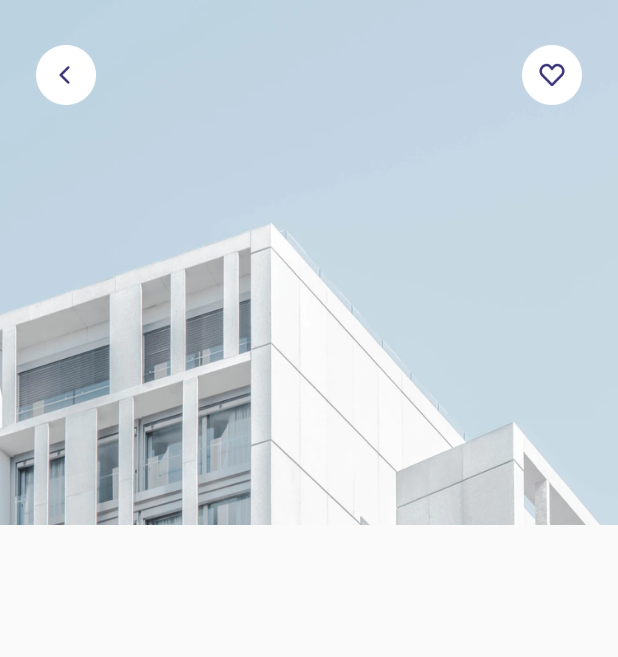
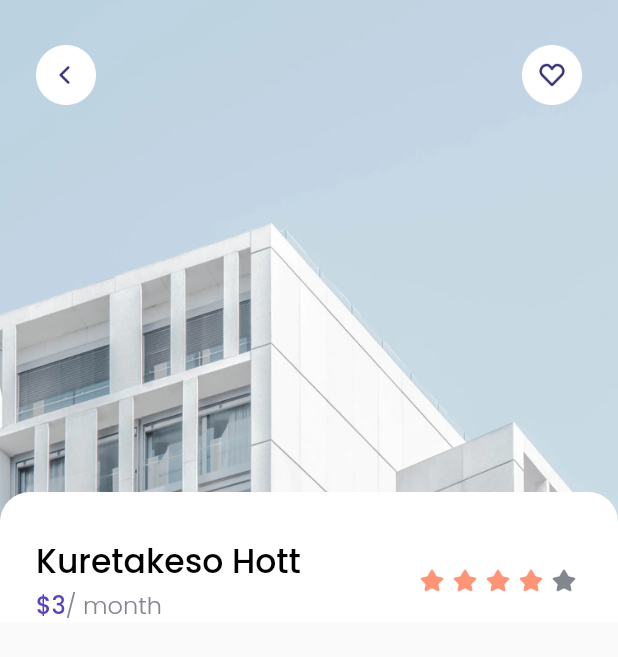
Before and after one commit to Itsqy/Find-Home-App, a Flutter app: the DetailPage screen opened directly, on a phone screen of 412 x 824 dp. Shown: the top 657 px of the screen. Run offline on Flutter 3.47's test engine with Material 2 defaults, Android fonts, the phone set to English and light mode, and no system bars; our stand-ins replace google_fonts; missing offline and left inert: dart:ffi.

```diff
--- a/lib/pages/detail_pages.dart
+++ b/lib/pages/detail_pages.dart
@@ -41,7 +41,97 @@ class DetailPage extends StatelessWidget {
 
             // if we make a ListView , it wil make the btn_back cant work properly
 
-            ListView()
+            ListView(
+              children: [
+                SizedBox(
+                  height: 328,
+                ),
+                Container(
+                  width: MediaQuery.of(context).size.width,
+                  decoration: BoxDecoration(
+                      borderRadius: BorderRadius.vertical(
+                        top: Radius.circular(20),
+                      ),
+                      color: whiteColor),
+                  child: Column(
+                    children: [
+                      SizedBox(
+                        height: 30,
+                      ),
+                      Padding(
+                        padding: EdgeInsets.symmetric(horizontal: edge),
+                        child: Row(
+                          mainAxisAlignment: MainAxisAlignment.spaceBetween,
+                          children: [
+                            Column(
+                              crossAxisAlignment: CrossAxisAlignment.start,
+                              children: [
+                                Text(
+                                  'Kuretakeso Hott',
+                                  style: blackTextStyle.copyWith(fontSize: 22),
+                                ),
+                                Text.rich(
+                                  TextSpan(
+                                    text: '\$' '3',
+                                    style: purpleStyle.copyWith(fontSize: 16),
+                                    children: [
+                                      TextSpan(
+                                        text: '/ month',
+                                        style: greyStyle.copyWith(fontSize: 16),
+                                      ),
+                                    ],
+                                  ),
+                                ),
+                              ],
+                            ),
+                            Row(
+                              children: [
+                                Image.asset(
+                                  'assets/Icon_star_solid.png',
+                                  width: 20,
+                                ),
+                                SizedBox(
+                                  width: 2,
+                                ),
+                                Image.asset(
+                                  'assets/Icon_star_solid.png',
+                                  width: 20,
+                                ),
+                                SizedBox(
+                                  width: 2,
+                                ),
+                                Image.asset(
+                                  'assets/Icon_star_solid.png',
+                                  width: 20,
+                                ),
+                                SizedBox(
+                                  width: 2,
+                                ),
+                                Image.asset(
+                                  'assets/Icon_star_solid.png',
+                                  width: 20,
+                                ),
+                                SizedBox(
+                                  width: 2,
+                                ),
+                                Image.asset(
+                                  'assets/Icon_star_solid.png',
+                                  width: 20,
+                                  color: greyColor,
+                                ),
+                                SizedBox(
+                                  width: 2,
+                                ),
+                              ],
+                            )
+                          ],
+                        ),
+                      )
+                    ],
+                  ),
+                ),
+              ],
+            )
           ],
         ),
       ),
```
